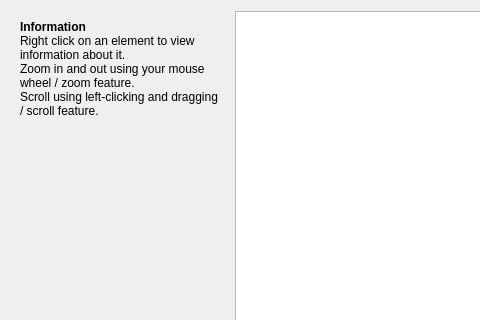
Above: src/isotopetable/isotopedialog.ui from KDE/kalzium before the change; both pictures show x 0 to 480 and y 0 to 320 of the 985 by 622 pixel window. Below: the same form after it.
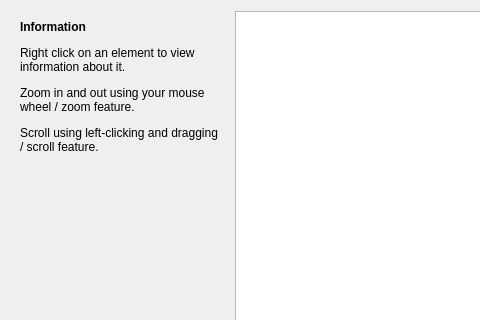
That is the form after the change. Custom widgets are drawn as their Qt base class.

Commit message:
Remove <!DOCTYPE> from UI messages
Simplify their HTML otherwise as well. This makes them much more
pleasant to translate.

Diff of the .ui file:
```diff
--- a/src/isotopetable/isotopedialog.ui
+++ b/src/isotopetable/isotopedialog.ui
@@ -128,14 +128,10 @@
          </size>
         </property>
         <property name="text">
-         <string>&lt;!DOCTYPE HTML PUBLIC &quot;-//W3C//DTD HTML 4.0//EN&quot; &quot;http://www.w3.org/TR/REC-html40/strict.dtd&quot;&gt;
-&lt;html&gt;&lt;head&gt;&lt;meta name=&quot;qrichtext&quot; content=&quot;1&quot; /&gt;&lt;style type=&quot;text/css&quot;&gt;
-p, li { white-space: pre-wrap; }
-&lt;/style&gt;&lt;/head&gt;&lt;body style=&quot; font-family:'DejaVu Sans'; font-size:9pt; font-weight:400; font-style:normal;&quot;&gt;
-&lt;p style=&quot; margin-top:0px; margin-bottom:0px; margin-left:0px; margin-right:0px; -qt-block-indent:0; text-indent:0px;&quot;&gt;&lt;span style=&quot; font-weight:600;&quot;&gt;Information&lt;/span&gt;&lt;/p&gt;
-&lt;p style=&quot; margin-top:0px; margin-bottom:0px; margin-left:0px; margin-right:0px; -qt-block-indent:0; text-indent:0px; font-weight:600;&quot;&gt;&lt;span style=&quot; font-weight:400;&quot;&gt;Right click on an element to view information about it.&lt;/span&gt;&lt;/p&gt;
-&lt;p style=&quot; margin-top:0px; margin-bottom:0px; margin-left:0px; margin-right:0px; -qt-block-indent:0; text-indent:0px;&quot;&gt;Zoom in and out using your mouse wheel / zoom feature.&lt;/p&gt;
-&lt;p style=&quot; margin-top:0px; margin-bottom:0px; margin-left:0px; margin-right:0px; -qt-block-indent:0; text-indent:0px;&quot;&gt;Scroll using left-clicking and dragging / scroll feature.&lt;/p&gt;&lt;/body&gt;&lt;/html&gt;</string>
+         <string>&lt;p&gt;&lt;b&gt;Information&lt;/b&gt;&lt;/p&gt;
+&lt;p&gt;Right click on an element to view information about it.&lt;/p&gt;
+&lt;p&gt;Zoom in and out using your mouse wheel / zoom feature.&lt;/p&gt;
+&lt;p&gt;Scroll using left-clicking and dragging / scroll feature.&lt;/p&gt;</string>
         </property>
         <property name="textFormat">
          <enum>Qt::RichText</enum>
```
The commit also changes 5 other files.
